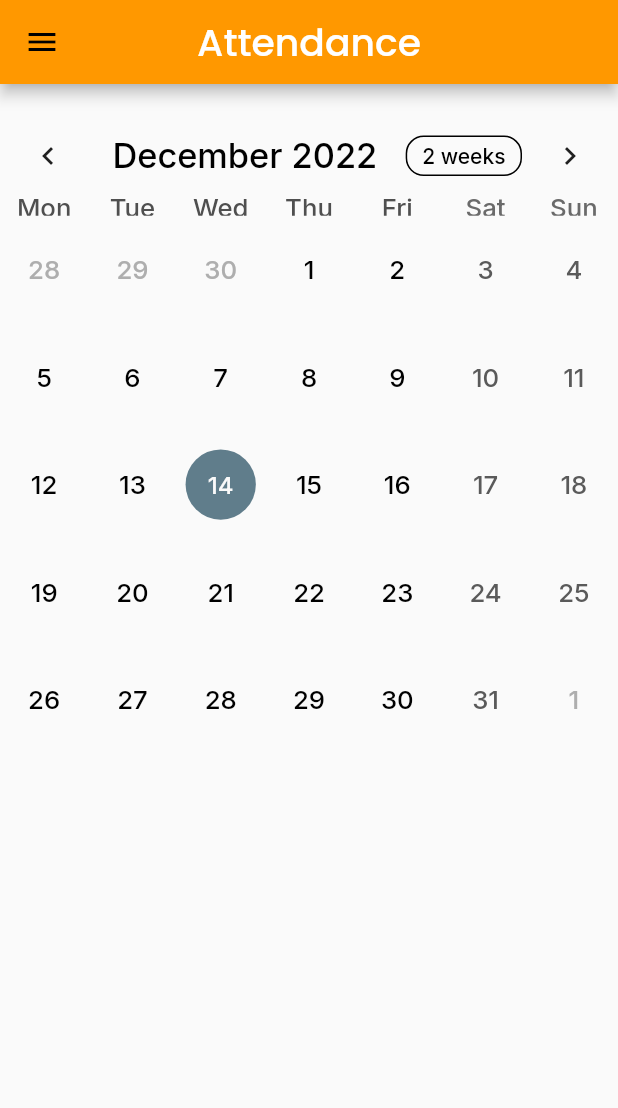
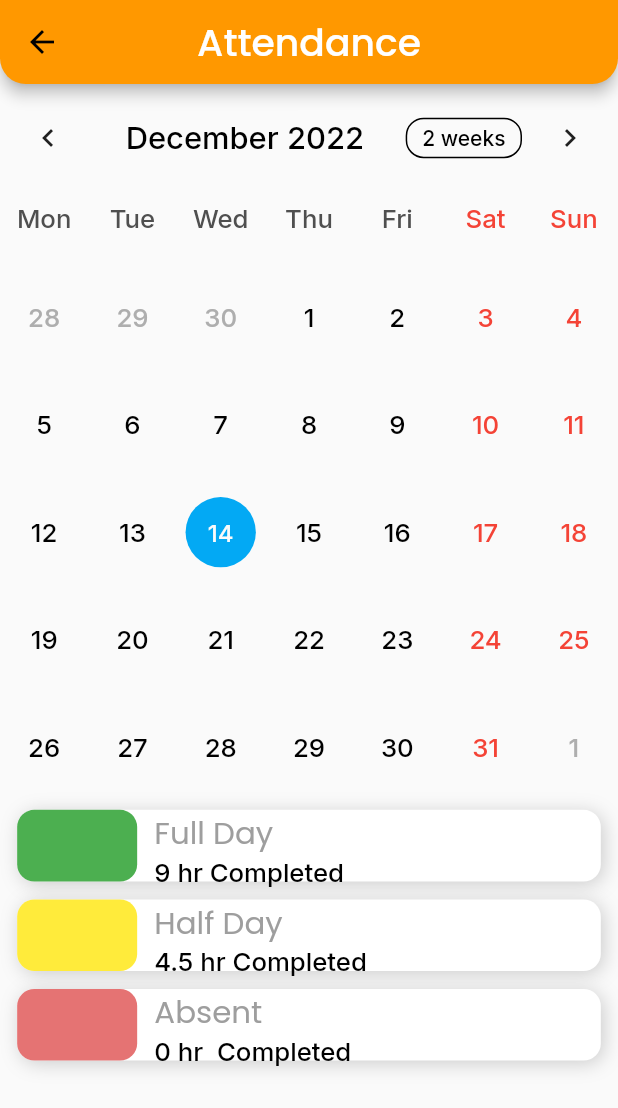
Before and after one commit to ShaikhAbdul007/e_trans, a Flutter app: the AttendanceScreen screen opened by its route, on a phone screen of 412 x 824 dp. Shown: the top 1108 px of the screen. Run offline on Flutter 3.47's test engine with Material 2 defaults, Android fonts, the phone set to English and light mode, and no system bars; drawn by our look-alikes of table_calendar; our stand-ins replace flutter_screenutil, get, get_storage, google_fonts; missing offline and left inert: dart:ffi; accounts and stored records are empty; network calls fail.

Commit message:
ui alignment changes done

```diff
--- a/lib/view/attendance_page.dart
+++ b/lib/view/attendance_page.dart
@@ -1,8 +1,13 @@
+import 'dart:ffi';
+
 import 'package:flutter/material.dart';
 import 'package:flutter_screenutil/flutter_screenutil.dart';
 import 'package:get/get.dart';
 import 'package:table_calendar/table_calendar.dart';
+import 'package:trasn_human_resource_managment/view/drawer_page.dart';
+import 'package:trasn_human_resource_managment/widget/helper.dart';
 import '../viewModel/attendance_view_model.dart';
+import 'package:intl/intl.dart';
 
 class AttendanceScreen extends StatelessWidget {
   const AttendanceScreen({super.key});
@@ -13,24 +18,31 @@ class AttendanceScreen extends StatelessWidget {
     return Scaffold(
       appBar: AppBar(
         centerTitle: true,
+        shape: RoundedRectangleBorder(
+            borderRadius: BorderRadius.only(
+          bottomLeft: Radius.circular(15.r),
+          bottomRight: Radius.circular(15.r),
+        )),
         title: Text(
           'Attendance',
           style: Theme.of(context).textTheme.headline5,
         ),
       ),
-      body: Column(
+      body: Container(
+        height: double.infinity,
+        child: ListView(
+          shrinkWrap: true,
           children: [
             Obx(
               () => TableCalendar(
-              availableGestures: AvailableGestures.all,
                 rowHeight: 60.h,
                 headerStyle: HeaderStyle(
                     formatButtonVisible: true,
                     titleCentered: true,
                     titleTextStyle: TextStyle(
-                    fontSize: 20.sp,
+                      fontSize: 18.sp,
                     ),
-                  headerPadding: EdgeInsets.only(top: 20.h)),
+                    headerPadding: EdgeInsets.only(top: 10.h)),
                 firstDay: DateTime.utc(2008, 01, 01),
                 lastDay: DateTime.utc(2030, 12, 31),
                 focusedDay: attendanceViewModel.selectedDate.value,
@@ -42,19 +54,89 @@ class AttendanceScreen extends StatelessWidget {
                 selectedDayPredicate: (day) {
                   return isSameDay(attendanceViewModel.selectedDate.value, day);
                 },
+                holidayPredicate: (day) {
+                  return isSameDay(attendanceViewModel.selectedDate.value, day);
+                },
+                daysOfWeekHeight: 50.h,
+                weekendDays: const [DateTime.saturday, DateTime.sunday],
+                daysOfWeekStyle: const DaysOfWeekStyle(
+                  weekendStyle: TextStyle(color: Colors.red),
+                ),
                 calendarStyle: const CalendarStyle(
+                    weekendTextStyle: TextStyle(color: Colors.red),
+                    todayDecoration: BoxDecoration(
+                        color: Colors.orange, shape: BoxShape.circle),
                     isTodayHighlighted: true,
                     selectedDecoration: BoxDecoration(
-                      color: Colors.blueGrey, shape: BoxShape.circle)),
+                        color: Colors.lightBlue, shape: BoxShape.circle)),
                 onDaySelected: (selectedDay, focusedDay) {
                   attendanceViewModel.selectedDate.value = selectedDay;
                   attendanceViewModel.focusDate.value = focusedDay;
                 },
               ),
-          )
+            ),
+            ListView.builder(
+                shrinkWrap: true,
+                itemCount: 3,
+                itemBuilder: (context, index) {
+                  List<Color> color = [
+                    Colors.green,
+                    Colors.yellow,
+                    Colors.red.shade300,
+                  ];
+                  List<String> tittle = ['Full Day', 'Half Day', 'Absent'];
+                  List<String> subTittle = [
+                    '9 hr Completed',
+                    '4.5 hr Completed ',
+                    '0 hr  Completed'
+                  ];
+                  return Container(
+                    margin: EdgeInsets.only(
+                        top: 5.h, left: 10.w, right: 10.w, bottom: 5.h),
+                    height: 40.h,
+                    width: 800.w,
+                    decoration: BoxDecoration(
+                        color: Colors.white,
+                        borderRadius: BorderRadius.circular(10.r),
+                        boxShadow: [
+                          BoxShadow(
+                              color: Colors.grey.withOpacity(0.5),
+                              blurRadius: 10,
+                              offset: const Offset(2, 2))
+                        ]),
+                    child: Row(
+                      children: [
+                        Container(
+                          width: 80,
+                          decoration: BoxDecoration(
+                            borderRadius: BorderRadius.circular(10.r),
+                            color: color[index],
+                          ),
+                        ),
+                        setWidth(10),
+                        Expanded(
+                            child: Column(
+                          crossAxisAlignment: CrossAxisAlignment.start,
+                          children: [
+                            Text(
+                              tittle[index],
+                              style: Theme.of(context)
+                                  .textTheme
+                                  .headline6
+                                  ?.copyWith(
+                                      fontSize: 18.sp, color: Colors.grey),
+                            ),
+                            Text(subTittle[index])
+                          ],
+                        ))
                       ],
                     ),
-      drawer: Drawer(),
+                  );
+                })
+          ],
+        ),
+      ),
+      //drawer: const CustomDrawer(),
     );
   }
 }
```
Lines whose indentation alone changed are shown as unchanged.
